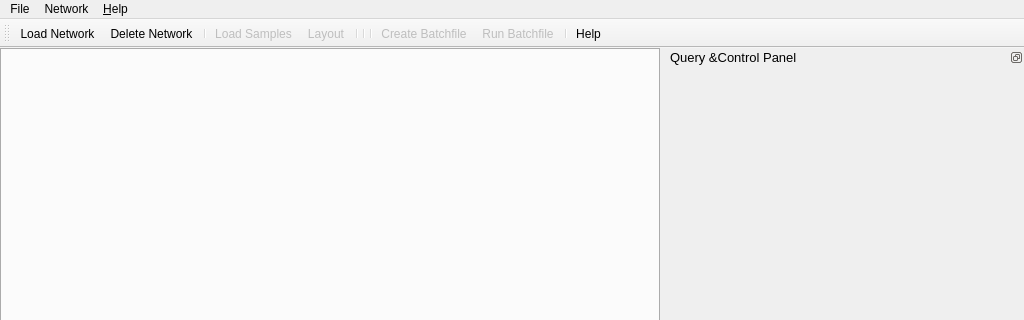
First picture: the form in gui/mainwindow.ui, repository unisb-bioinf/causaltrail, before the edit; both pictures show x 0 to 1024 and y 0 to 320 of the 1024 by 822 pixel window.
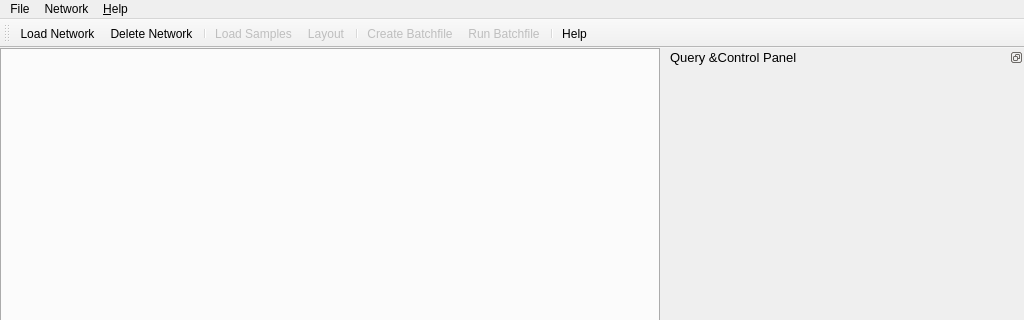
Second picture: the form after the edit. Icons and pictures are not drawn. Custom widgets are drawn as their Qt base class.

Commit message: Cosmetic fixes for the main window

What changed in the file:
```diff
--- a/gui/mainwindow.ui
+++ b/gui/mainwindow.ui
@@ -141,8 +141,6 @@
    <addaction name="actionLoad_Samples"/>
    <addaction name="actionLayout"/>
    <addaction name="separator"/>
-   <addaction name="separator"/>
-   <addaction name="separator"/>
    <addaction name="actionCreate_Batchfile"/>
    <addaction name="actionExecute_Batchfile"/>
    <addaction name="separator"/>
```
Left out of the diff: 2 changed lines with no effect on the pictures.
